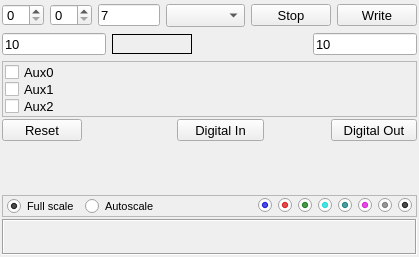
Qt form dioform.ui (MccDv/mdihattest) before a commit.
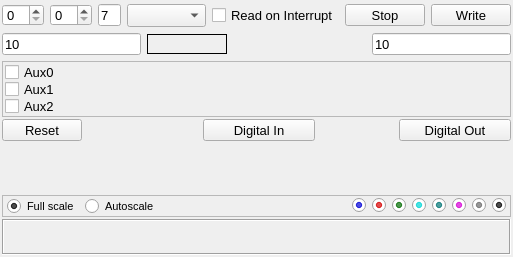
The same form after that commit. Custom widgets are drawn as their Qt base class.

Commit message: Interrupt improvements and selectable bit read.

What changed in the file:
```diff
--- a/dioform.ui
+++ b/dioform.ui
@@ -157,6 +157,13 @@
         </property>
        </spacer>
       </item>
+      <item>
+       <widget class="QCheckBox" name="chkReadOnInt">
+        <property name="text">
+         <string>Read on Interrupt</string>
+        </property>
+       </widget>
+      </item>
       <item>
        <widget class="QPushButton" name="cmdStop">
         <property name="maximumSize">
```
The commit also changes 1 other file.
